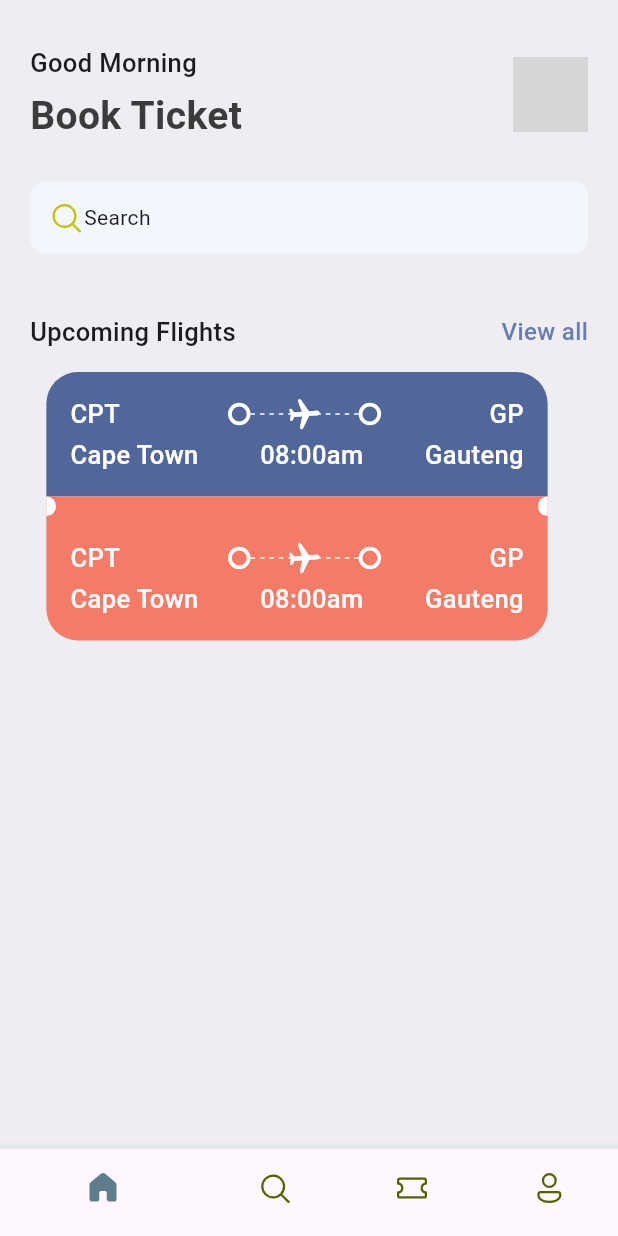
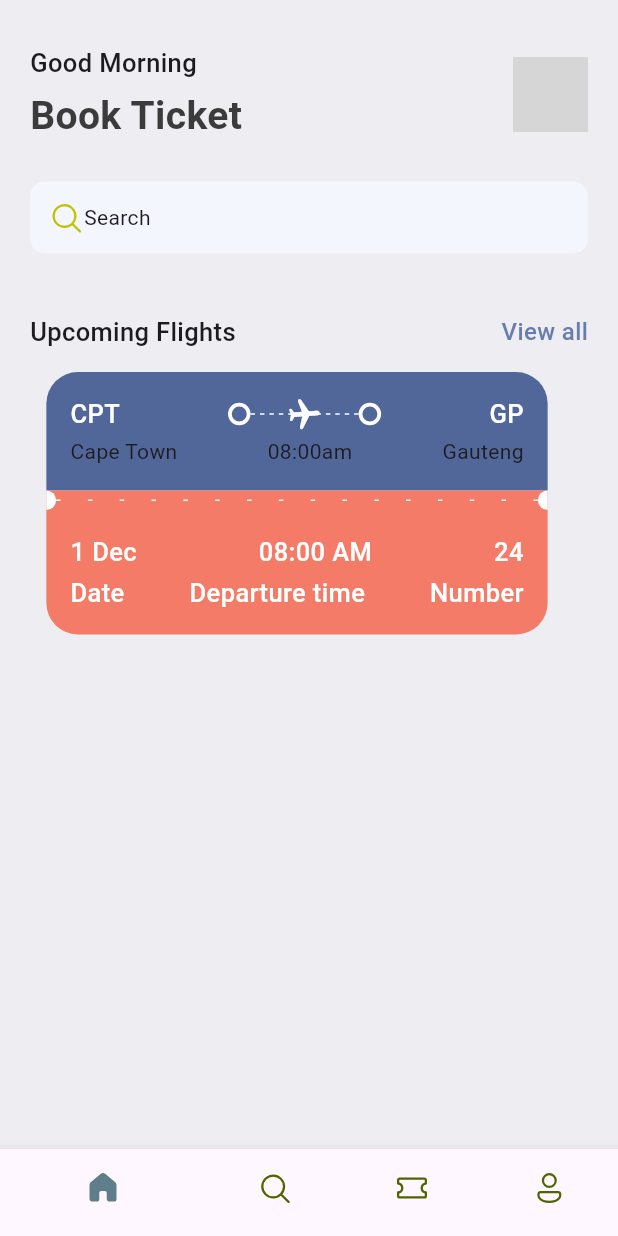
Before and after one commit to MrKwaza220/ticket_app, a Flutter app: the screen it shows after launch, on a phone screen of 412 x 824 dp. Run offline on Flutter 3.47's test engine with Material 3 defaults, Android fonts, the phone set to English and light mode, and no system bars; our stand-ins replace fluentui_icons; statements that could not run were skipped; grey boxes are pictures that could not be loaded.

Commit message:
added changes

```diff
--- a/lib/base/res/widgtes/ticket_view.dart
+++ b/lib/base/res/widgtes/ticket_view.dart
@@ -18,12 +18,14 @@ class TicketView extends StatelessWidget {
           margin: const EdgeInsets.only(right: 16),
           child: Column(
             children: [
+              // Blue part of the ticket
               Container(
                 padding: const EdgeInsets.all(16),
                 decoration: BoxDecoration(
                     color: AppStyles.ticketBlue,
                     borderRadius: const BorderRadius.only(
-                        topLeft: Radius.circular(21), topRight: Radius.circular(21))),
+                        topLeft: Radius.circular(21),
+                        topRight: Radius.circular(21))),
                 child: Column(
                   children: [
                     //Departure with Icons
@@ -31,8 +33,8 @@ class TicketView extends StatelessWidget {
                       children: [
                         Text(
                           "CPT",
-                          style:
-                              AppStyles.headLineStyle3.copyWith(color: Colors.white),
+                          style: AppStyles.headLineStyle3
+                              .copyWith(color: Colors.white),
                         ),
                         Expanded(child: Container()),
                         const BigDot(),
@@ -59,119 +61,118 @@ class TicketView extends StatelessWidget {
                         Expanded(child: Container()),
                         Text(
                           "GP",
-                          style:
-                              AppStyles.headLineStyle3.copyWith(color: Colors.white),
+                          style: AppStyles.headLineStyle3
+                              .copyWith(color: Colors.white),
                         ),
                       ],
                     ),
                     //Departure with names and times
-                    const SizedBox(height: 3,),
+                    const SizedBox(
+                      height: 3,
+                    ),
                     Row(
                       children: [
                         Text(
                           "Cape Town",
-                          style:
-                              AppStyles.headLineStyle3.copyWith(color: Colors.white),
+                          style: AppStyles.headLineStyle4
+                              .copyWith(color: Colors.white),
                         ),
                         Expanded(child: Container()),
                         Text(
                           "08:00am",
-                          style:
-                              AppStyles.headLineStyle3.copyWith(color: Colors.white),
-                          ),
+                          style: AppStyles.headLineStyle4
+                              .copyWith(color: Colors.white),
+                        ),
                         Expanded(child: Container()),
                         Text(
                           "Gauteng",
-                          style:
-                              AppStyles.headLineStyle3.copyWith(color: Colors.white),
+                          style: AppStyles.headLineStyle4
+                              .copyWith(color: Colors.white),
                         ),
                       ],
                     )
                   ],
                 ),
               ),
+              //circles and dot
               Container(
-
                 color: AppStyles.ticketOrange,
-                child: Row(
+                child: const Row(
                   children: [
-                    const BigCircle(isRight: false,),
-                    Expanded(child: Container()),
-                    const BigCircle(isRight: true,)
+                    BigCircle(
+                      isRight: false,
+                    ),
+                    Expanded(
+                        child: AppLayoutWidget(randomDivider: 20, width: 8)),
+                    BigCircle(
+                      isRight: true,
+                    )
                   ],
                 ),
               ),
-
+              //Orange
               Container(
                 padding: const EdgeInsets.all(16),
                 decoration: BoxDecoration(
                     color: AppStyles.ticketOrange,
                     borderRadius: const BorderRadius.only(
-                        bottomLeft: Radius.circular(21), bottomRight: Radius.circular(21))),
+                        bottomLeft: Radius.circular(21),
+                        bottomRight: Radius.circular(21))),
                 child: Column(
                   children: [
                     //Departure with Icons
                     Row(
                       children: [
                         Text(
-                          "CPT",
-                          style:
-                              AppStyles.headLineStyle3.copyWith(color: Colors.white),
+                          "1 Dec",
+                          style: AppStyles.headLineStyle3
+                              .copyWith(color: Colors.white),
                         ),
                         Expanded(child: Container()),
-                        const BigDot(),
                         Expanded(
                             child: Stack(
                           children: [
-                            const SizedBox(
-                              height: 24,
-                              child: AppLayoutWidget(
-                                randomDivider: 6,
-                              ),
-                            ),
+
                             Center(
-                              child: Transform.rotate(
-                                  angle: 1.5,
-                                  child: const Icon(
-                                    Icons.local_airport_rounded,
-                                    color: Colors.white,
-                                  )),
+                              child: Text("08:00 AM", style: AppStyles.headLineStyle3.copyWith(color: Colors.white) ,),
                             )
                           ],
                         )),
-                        const BigDot(),
                         Expanded(child: Container()),
                         Text(
-                          "GP",
-                          style:
-                              AppStyles.headLineStyle3.copyWith(color: Colors.white),
+                          "24",
+                          style: AppStyles.headLineStyle3
+                              .copyWith(color: Colors.white),
                         ),
                       ],
                     ),
                     //Departure with names and times
-                    const SizedBox(height: 3,),
+                    const SizedBox(
+                      height: 3,
+                    ),
                     Row(
                       children: [
                         Text(
-                          "Cape Town",
-                          style:
-                              AppStyles.headLineStyle3.copyWith(color: Colors.white),
+                          "Date",
+                          style: AppStyles.headLineStyle3
+                              .copyWith(color: Colors.white),
+                        ),
+                        Expanded(child: Container()),
+                        Center(
+                          child: Text(
+                            "Departure time",
+                            style: AppStyles.headLineStyle3
+                                .copyWith(color: Colors.white),
+                          ),
                         ),
                         Expanded(child: Container()),
                         Text(
-                          "08:00am",
-                          style:
-                              AppStyles.headLineStyle3.copyWith(color: Colors.white),
-                          ),
-                        Expanded(child: Container()),
-                        Text(
-                          "Gauteng",
-                          style:
-                              AppStyles.headLineStyle3.copyWith(color: Colors.white),
+                          "Number",
+                          style: AppStyles.headLineStyle3
+                              .copyWith(color: Colors.white),
                         ),
                       ],
                     )
-
                   ],
                 ),
               ),
```
